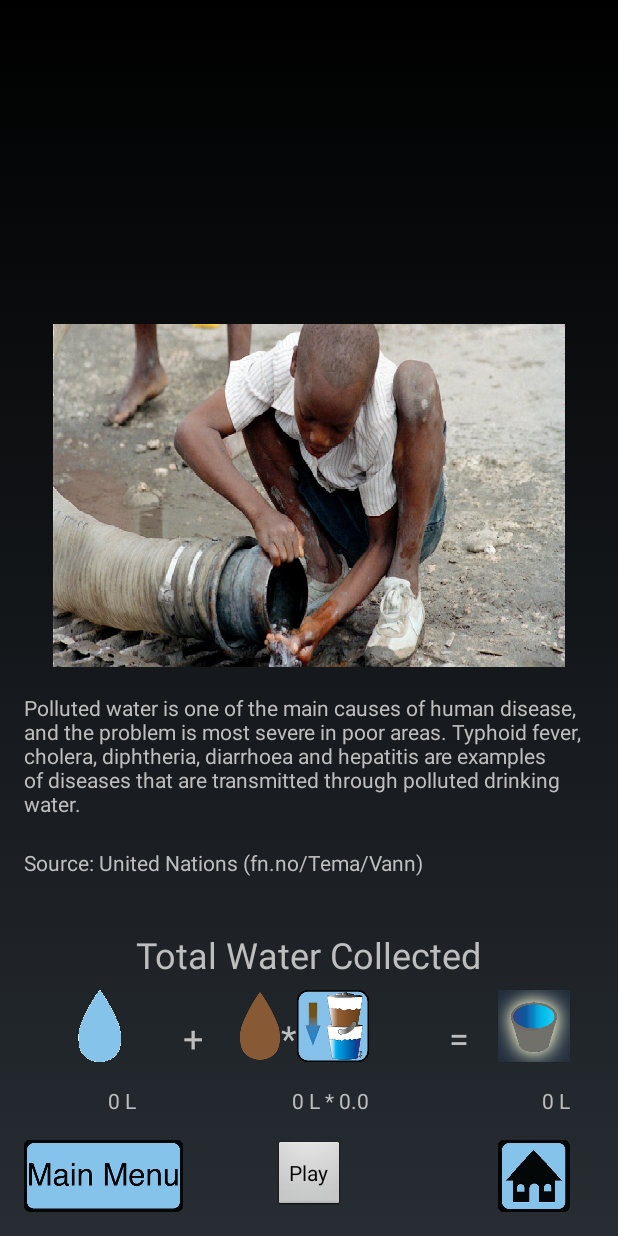
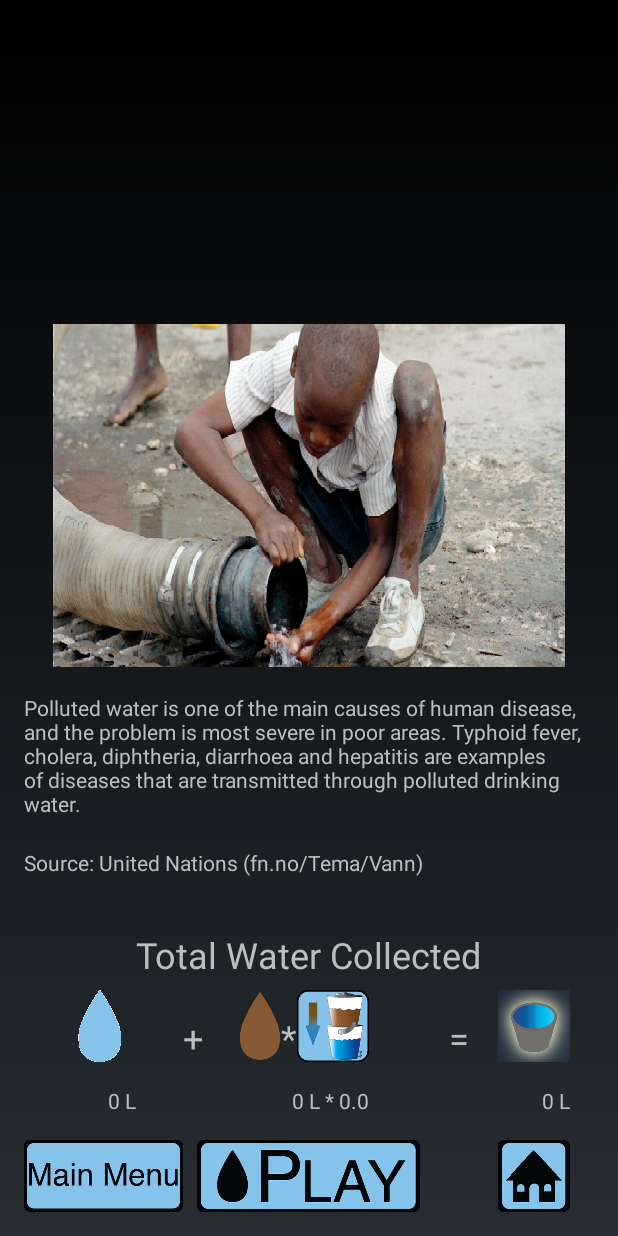
Before and after one commit to Agfct/MagicaeLudos, an Android app: the AfterGameActivity screen opened directly, with no data from a screen before it, on a phone screen of 412 x 824 dp. Run offline under Robolectric (Android 15) with nearby library versions, the phone set to English and light mode, and no system bars.

Commit message:
merge and fix

```diff
--- a/app/src/main/res/layout/activity_upgrades.xml
+++ b/app/src/main/res/layout/activity_upgrades.xml
@@ -22,14 +22,14 @@
 
     <RelativeLayout
         android:id="@+id/upgradeWave"
-        android:layout_width="wrap_content"
+        android:layout_width="match_parent"
         android:layout_height="wrap_content"
         android:layout_above="@+id/btnBackToVillage"
         android:visibility="visible"
         android:layout_alignTop="@+id/txtUpgradeNr0">
         <ImageView
             android:id="@+id/upgradeWaveImage"
-            android:layout_width="wrap_content"
+            android:layout_width="match_parent"
             android:layout_height="wrap_content"
             android:background="@drawable/uppgrades_wave"
             android:layout_alignParentBottom="true" />
--- a/app/src/main/res/layout/after_game_info.xml
+++ b/app/src/main/res/layout/after_game_info.xml
@@ -164,11 +164,12 @@
         android:layout_marginRight="16dp"
         android:layout_marginEnd="16dp"/>
 
-    <Button
+    <ImageButton
         android:id="@+id/btnPlay"
         android:layout_width="wrap_content"
         android:layout_height="wrap_content"
-        android:text="Play"
+        android:src="@drawable/play_img"
+        android:background="@drawable/play_click"
         android:onClick="goToGameActivity"
         android:layout_alignParentBottom="true"
         android:layout_centerHorizontal="true" />
```
Also changed, not shown: app/src/main/res/drawable-mdpi/purifier_2.png.
